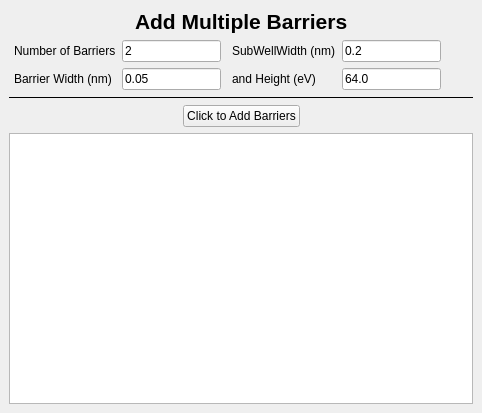
This is src/designer_ui/AddMultiBarriersDock.ui in dukecld/QuantumWell as Qt 5 draws it before an edit. The edited form follows.
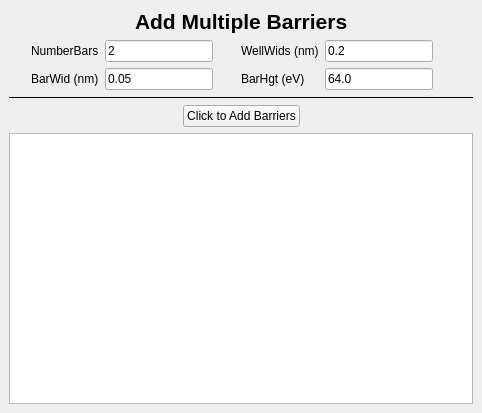
This is the edited form.

Patch:
```diff
--- a/src/designer_ui/AddMultiBarriersDock.ui
+++ b/src/designer_ui/AddMultiBarriersDock.ui
@@ -85,7 +85,7 @@
         <item row="0" column="0">
          <widget class="QLabel" name="testLabel">
           <property name="text">
-           <string>Number of Barriers</string>
+           <string>NumberBars</string>
           </property>
          </widget>
         </item>
@@ -99,7 +99,7 @@
         <item row="1" column="0">
          <widget class="QLabel" name="label_3">
           <property name="text">
-           <string>Barrier Width (nm)</string>
+           <string>BarWid (nm)</string>
           </property>
          </widget>
         </item>
@@ -130,7 +130,7 @@
         <item row="0" column="0">
          <widget class="QLabel" name="label_2">
           <property name="text">
-           <string>SubWellWidth (nm)</string>
+           <string>WellWids (nm)</string>
           </property>
          </widget>
         </item>
@@ -144,7 +144,7 @@
         <item row="1" column="0">
          <widget class="QLabel" name="label_4">
           <property name="text">
-           <string>and Height (eV)</string>
+           <string>BarHgt (eV)</string>
           </property>
          </widget>
         </item>
```
